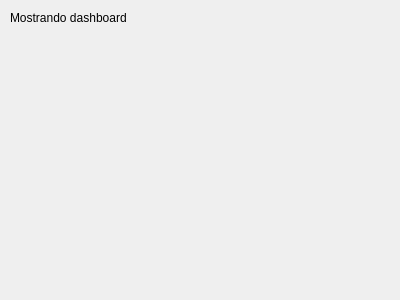
The window that infraestructure/ui/pages/dashboard/dashboard_view.ui (judajaavAlt/PI2) describes before a commit, drawn with Qt 5.
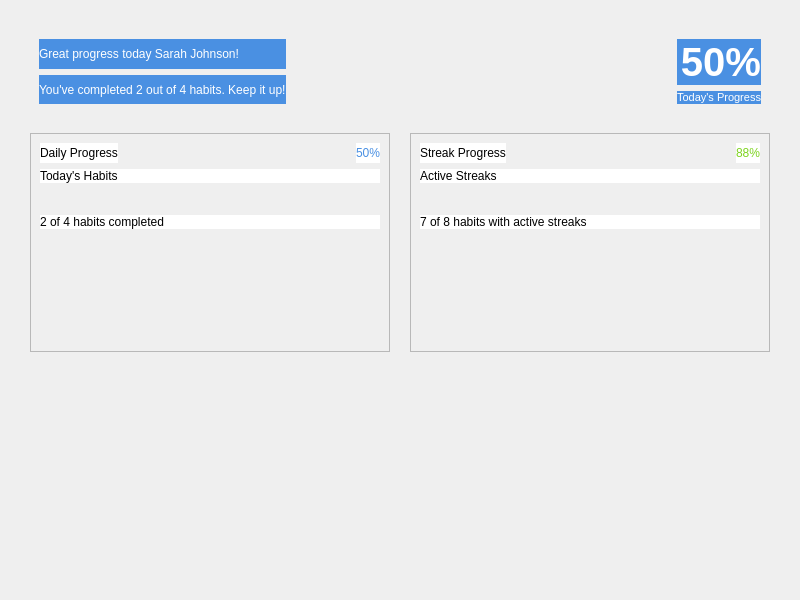
The same window after the commit.

Commit message: Parte grafica de la HU 10, el saludo a usuario y las graficas, solo se cambia el .ui nada más

What changed in the file:
```diff
--- a/infraestructure/ui/pages/dashboard/dashboard_view.ui
+++ b/infraestructure/ui/pages/dashboard/dashboard_view.ui
@@ -6,26 +6,527 @@
    <rect>
     <x>0</x>
     <y>0</y>
-    <width>400</width>
-    <height>300</height>
+    <width>800</width>
+    <height>600</height>
    </rect>
   </property>
   <property name="windowTitle">
    <string>Form</string>
   </property>
-  <widget class="QLabel" name="label">
-   <property name="geometry">
-    <rect>
-     <x>10</x>
-     <y>10</y>
-     <width>131</width>
-     <height>16</height>
-    </rect>
+  <property name="styleSheet">
+   <string notr="true">
+   
+/* Estilos generales */
+QWidget {
+	font-family: 'Segoe UI', Arial, sans-serif;
+	background-color: #f8f9fa;
+}
+
+/* 1. Estilo para el Banner Superior (Great progress today...) */
+QFrame#mainProgressBanner {
+	background-color: #4A90E2; /* Azul del banner */
+	border-radius: 8px;
+	padding: 15px;
+}
+
+/* Selector CORREGIDO: Solo aplicamos blanco a los QLabels específicos del banner */
+QFrame#mainProgressBanner &gt; QHBoxLayout &gt; QVBoxLayout QLabel {
+    color: white;
+}
+
+/* Estilos de fuente específicos */
+QLabel#bannerGreeting {
+	font-size: 20px;
+	font-weight: bold;
+}
+
+QLabel#bannerSubtext {
+	font-size: 14px;
+}
+
+QLabel#bannerPercentage {
+	font-size: 40px;
+	font-weight: 300;
+}
+
+/* 2. Contenedores de tarjetas de progreso */
+QFrame#progressCard {
+	background-color: white;
+	border-radius: 8px; /* Ligeramente más pequeño */
+	border: 1px solid #e0e0e0;
+	padding: 15px;
+	margin-top: 10px; /* Separación de las tarjetas del banner */
+}
+
+QLabel#cardTitle {
+	font-size: 16px;
+	font-weight: bold;
+	color: #2c3e50;
+	margin-bottom: 5px;
+}
+
+QLabel#progressText {
+	font-size: 13px;
+	color: #7f8c8d;
+	margin-top: 5px;
+}
+
+QLabel#percentage {
+	font-size: 14px; /* Más pequeño para las tarjetas */
+	font-weight: bold;
+}
+
+/* 3. Barras de progreso personalizadas */
+QFrame#progressBarBackground {
+	background-color: #ecf0f1;
+	border-radius: 10px;
+	border: none;
+	height: 20px;
+}
+
+/* Color para la barra de progreso DIARIO (Azul) */
+QFrame#dailyProgressBarFill {
+	background-color: #4A90E2; /* Azul fuerte para el 50% */
+	border-radius: 10px;
+	border: none;
+}
+
+/* Color para la barra de progreso de RACHA (Verde) */
+QFrame#streakProgressBarFill {
+	background-color: #7ED321; /* Verde de la imagen 2 */
+	border-radius: 10px;
+	border: none;
+}</string>
+  </property>
+  <layout class="QVBoxLayout" name="mainLayout">
+   <property name="spacing">
+    <number>20</number>
    </property>
-   <property name="text">
-    <string>Mostrando dashboard</string>
+   <property name="leftMargin">
+    <number>30</number>
    </property>
-  </widget>
+   <property name="topMargin">
+    <number>30</number>
+   </property>
+   <property name="rightMargin">
+    <number>30</number>
+   </property>
+   <property name="bottomMargin">
+    <number>30</number>
+   </property>
+   <item>
+    <widget class="QFrame" name="mainProgressBanner">
+     <property name="frameShape">
+      <enum>QFrame::Shape::NoFrame</enum>
+     </property>
+     <property name="frameShadow">
+      <enum>QFrame::Shadow::Raised</enum>
+     </property>
+     <layout class="QHBoxLayout" name="bannerLayout">
+      <item>
+       <layout class="QVBoxLayout" name="bannerTextLayout">
+        <item>
+         <widget class="QLabel" name="bannerGreeting">
+          <property name="styleSheet">
+           <string notr="true">color: white;           /* Texto blanco */
+background-color: #4A90E2;  /* Fondo azul #4A90E2 */</string>
+          </property>
+          <property name="text">
+           <string>Great progress today Sarah Johnson!</string>
+          </property>
+         </widget>
+        </item>
+        <item>
+         <widget class="QLabel" name="bannerSubtext">
+          <property name="styleSheet">
+           <string notr="true">color: white;           /* Texto blanco */
+background-color: #4A90E2;  /* Fondo azul #4A90E2 */</string>
+          </property>
+          <property name="text">
+           <string>You've completed 2 out of 4 habits. Keep it up!</string>
+          </property>
+         </widget>
+        </item>
+       </layout>
+      </item>
+      <item>
+       <spacer name="horizontalSpacer_3">
+        <property name="orientation">
+         <enum>Qt::Orientation::Horizontal</enum>
+        </property>
+        <property name="sizeHint" stdset="0">
+         <size>
+          <width>40</width>
+          <height>20</height>
+         </size>
+        </property>
+       </spacer>
+      </item>
+      <item>
+       <layout class="QVBoxLayout" name="bannerPercentageLayout">
+        <item>
+         <widget class="QLabel" name="bannerPercentage">
+          <property name="styleSheet">
+           <string notr="true">color: white;           /* Texto blanco */
+background-color: #4A90E2;  /* Fondo azul #4A90E2 */</string>
+          </property>
+          <property name="text">
+           <string>&lt;html&gt;&lt;head/&gt;&lt;body&gt;&lt;p&gt;&lt;span style=&quot; font-size:30pt; font-weight:700;&quot;&gt;50%&lt;/span&gt;&lt;/p&gt;&lt;/body&gt;&lt;/html&gt;</string>
+          </property>
+          <property name="alignment">
+           <set>Qt::AlignmentFlag::AlignRight|Qt::AlignmentFlag::AlignTrailing|Qt::AlignmentFlag::AlignVCenter</set>
+          </property>
+         </widget>
+        </item>
+        <item>
+         <widget class="QLabel" name="bannerTodayText">
+          <property name="font">
+           <font>
+            <family>Segoe UI</family>
+            <pointsize>8</pointsize>
+           </font>
+          </property>
+          <property name="styleSheet">
+           <string notr="true">color: white;           /* Texto blanco */
+background-color: #4A90E2;  /* Fondo azul #4A90E2 */</string>
+          </property>
+          <property name="text">
+           <string>Today's Progress</string>
+          </property>
+          <property name="alignment">
+           <set>Qt::AlignmentFlag::AlignRight|Qt::AlignmentFlag::AlignTrailing|Qt::AlignmentFlag::AlignVCenter</set>
+          </property>
+         </widget>
+        </item>
+       </layout>
+      </item>
+     </layout>
+    </widget>
+   </item>
+   <item>
+    <layout class="QHBoxLayout" name="progressLayout">
+     <property name="spacing">
+      <number>20</number>
+     </property>
+     <item>
+      <widget class="QFrame" name="progressCard">
+       <property name="frameShape">
+        <enum>QFrame::Shape::StyledPanel</enum>
+       </property>
+       <property name="frameShadow">
+        <enum>QFrame::Shadow::Raised</enum>
+       </property>
+       <layout class="QVBoxLayout" name="dailyProgressLayout">
+        <item>
+         <layout class="QHBoxLayout" name="dailyTitleLayout">
+          <item>
+           <widget class="QLabel" name="cardTitle">
+            <property name="styleSheet">
+             <string notr="true">background-color: white</string>
+            </property>
+            <property name="text">
+             <string>Daily Progress</string>
+            </property>
+           </widget>
+          </item>
+          <item>
+           <spacer name="horizontalSpacer_4">
+            <property name="orientation">
+             <enum>Qt::Orientation::Horizontal</enum>
+            </property>
+            <property name="sizeHint" stdset="0">
+             <size>
+              <width>40</width>
+              <height>20</height>
+             </size>
+            </property>
+           </spacer>
+          </item>
+          <item>
+           <widget class="QLabel" name="percentage">
+            <property name="styleSheet">
+             <string notr="true">color: #4A90E2;
+background-color: white</string>
+            </property>
+            <property name="text">
+             <string>50%</string>
+            </property>
+           </widget>
+          </item>
+         </layout>
+        </item>
+        <item>
+         <widget class="QLabel" name="progressText">
+          <property name="styleSheet">
+           <string notr="true">
+background-color: white</string>
+          </property>
+          <property name="text">
+           <string>Today's Habits</string>
+          </property>
+         </widget>
+        </item>
+        <item>
+         <widget class="QFrame" name="progressBarBackground">
+          <property name="frameShape">
+           <enum>QFrame::Shape::NoFrame</enum>
+          </property>
+          <layout class="QHBoxLayout" name="dailyProgressBarLayout">
+           <property name="spacing">
+            <number>0</number>
+           </property>
+           <property name="leftMargin">
+            <number>0</number>
+           </property>
+           <property name="topMargin">
+            <number>0</number>
+           </property>
+           <property name="rightMargin">
+            <number>0</number>
+           </property>
+           <property name="bottomMargin">
+            <number>0</number>
+           </property>
+           <item>
+            <widget class="QFrame" name="dailyProgressBarFill">
+             <property name="sizePolicy">
+              <sizepolicy hsizetype="Expanding" vsizetype="Fixed">
+               <horstretch>1</horstretch>
+               <verstretch>0</verstretch>
+              </sizepolicy>
+             </property>
+             <property name="minimumSize">
+              <size>
+               <width>0</width>
+               <height>20</height>
+              </size>
+             </property>
+             <property name="maximumSize">
+              <size>
+               <width>16777215</width>
+               <height>20</height>
+              </size>
+             </property>
+             <property name="frameShape">
+              <enum>QFrame::Shape::NoFrame</enum>
+             </property>
+            </widget>
+           </item>
+           <item>
+            <spacer name="dailyProgressBarSpacer">
+             <property name="sizePolicy">
+              <sizepolicy hsizetype="Fixed" vsizetype="Minimum">
+               <horstretch>0</horstretch>
+               <verstretch>0</verstretch>
+              </sizepolicy>
+             </property>
+             <property name="orientation">
+              <enum>Qt::Orientation::Horizontal</enum>
+             </property>
+             <property name="sizeHint" stdset="0">
+              <size>
+               <width>40</width>
+               <height>20</height>
+              </size>
+             </property>
+            </spacer>
+           </item>
+          </layout>
+         </widget>
+        </item>
+        <item>
+         <widget class="QLabel" name="progressText">
+          <property name="styleSheet">
+           <string notr="true">background-color: white</string>
+          </property>
+          <property name="text">
+           <string>2 of 4 habits completed</string>
+          </property>
+         </widget>
+        </item>
+        <item>
+         <spacer name="verticalSpacer">
+          <property name="orientation">
+           <enum>Qt::Orientation::Vertical</enum>
+          </property>
+          <property name="sizeHint" stdset="0">
+           <size>
+            <width>20</width>
+            <height>40</height>
+           </size>
+          </property>
+         </spacer>
+        </item>
+       </layout>
+      </widget>
+     </item>
+     <item>
+      <widget class="QFrame" name="progressCard">
+       <property name="frameShape">
+        <enum>QFrame::Shape::StyledPanel</enum>
+       </property>
+       <property name="frameShadow">
+        <enum>QFrame::Shadow::Raised</enum>
+       </property>
+       <layout class="QVBoxLayout" name="streakProgressLayout">
+        <item>
+         <layout class="QHBoxLayout" name="streakTitleLayout">
+          <item>
+           <widget class="QLabel" name="cardTitle">
+            <property name="styleSheet">
+             <string notr="true">background-color: white</string>
+            </property>
+            <property name="text">
+             <string>Streak Progress</string>
+            </property>
+           </widget>
+          </item>
+          <item>
+           <spacer name="horizontalSpacer_5">
+            <property name="orientation">
+             <enum>Qt::Orientation::Horizontal</enum>
+            </property>
+            <property name="sizeHint" stdset="0">
+             <size>
+              <width>40</width>
+              <height>20</height>
+             </size>
+            </property>
+           </spacer>
+          </item>
+          <item>
+           <widget class="QLabel" name="percentage">
+            <property name="styleSheet">
+             <string notr="true">color: #7ED321;
+background-color: white</string>
+            </property>
+            <property name="text">
+             <string>88%</string>
+            </property>
+           </widget>
+          </item>
+         </layout>
+        </item>
+        <item>
+         <widget class="QLabel" name="progressText">
+          <property name="styleSheet">
+           <string notr="true">background-color: white</string>
+          </property>
+          <property name="text">
+           <string>Active Streaks</string>
+          </property>
+         </widget>
+        </item>
+        <item>
+         <widget class="QFrame" name="progressBarBackground">
+          <property name="frameShape">
+           <enum>QFrame::Shape::NoFrame</enum>
+          </property>
+          <layout class="QHBoxLayout" name="streakProgressBarLayout">
+           <property name="spacing">
+            <number>0</number>
+           </property>
+           <property name="leftMargin">
+            <number>0</number>
+           </property>
+           <property name="topMargin">
+            <number>0</number>
+           </property>
+           <property name="rightMargin">
+            <number>0</number>
+           </property>
+           <property name="bottomMargin">
+            <number>0</number>
+           </property>
+           <item>
+            <widget class="QFrame" name="streakProgressBarFill">
+             <property name="sizePolicy">
+              <sizepolicy hsizetype="Expanding" vsizetype="Fixed">
+               <horstretch>88</horstretch>
+               <verstretch>0</verstretch>
+              </sizepolicy>
+             </property>
+             <property name="minimumSize">
+              <size>
+               <width>0</width>
+               <height>20</height>
+              </size>
+             </property>
+             <property name="maximumSize">
+              <size>
+               <width>16777215</width>
+               <height>20</height>
+              </size>
+             </property>
+             <property name="frameShape">
+              <enum>QFrame::Shape::NoFrame</enum>
+             </property>
+            </widget>
+           </item>
+           <item>
+            <spacer name="streakProgressBarSpacer">
+             <property name="sizePolicy">
+              <sizepolicy hsizetype="Fixed" vsizetype="Minimum">
+               <horstretch>0</horstretch>
+               <verstretch>0</verstretch>
+              </sizepolicy>
+             </property>
+             <property name="orientation">
+              <enum>Qt::Orientation::Horizontal</enum>
+             </property>
+             <property name="sizeHint" stdset="0">
+              <size>
+               <width>40</width>
+               <height>20</height>
+              </size>
+             </property>
+            </spacer>
+           </item>
+          </layout>
+         </widget>
+        </item>
+        <item>
+         <widget class="QLabel" name="progressText">
+          <property name="styleSheet">
+           <string notr="true">background-color: white</string>
+          </property>
+          <property name="text">
+           <string>7 of 8 habits with active streaks</string>
+          </property>
+         </widget>
+        </item>
+        <item>
+         <spacer name="verticalSpacer_2">
+          <property name="orientation">
+           <enum>Qt::Orientation::Vertical</enum>
+          </property>
+          <property name="sizeHint" stdset="0">
+           <size>
+            <width>20</width>
+            <height>40</height>
+           </size>
+          </property>
+         </spacer>
+        </item>
+       </layout>
+      </widget>
+     </item>
+    </layout>
+   </item>
+   <item>
+    <spacer name="verticalSpacer_3">
+     <property name="orientation">
+      <enum>Qt::Orientation::Vertical</enum>
+     </property>
+     <property name="sizeHint" stdset="0">
+      <size>
+       <width>20</width>
+       <height>40</height>
+      </size>
+     </property>
+    </spacer>
+   </item>
+  </layout>
  </widget>
  <resources/>
  <connections/>
```
Left out of the diff: 2 changed lines with no effect on the pictures.
